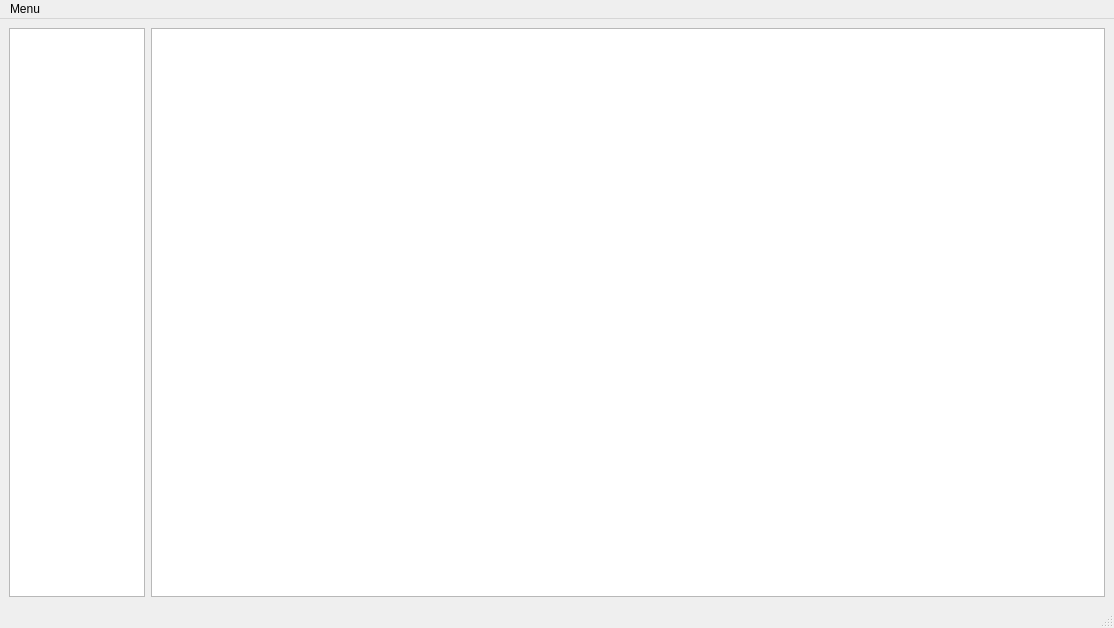
First picture: the form in FileSystemSimulation/content.ui, repository Acytoo/File_system_simulation, before the edit.
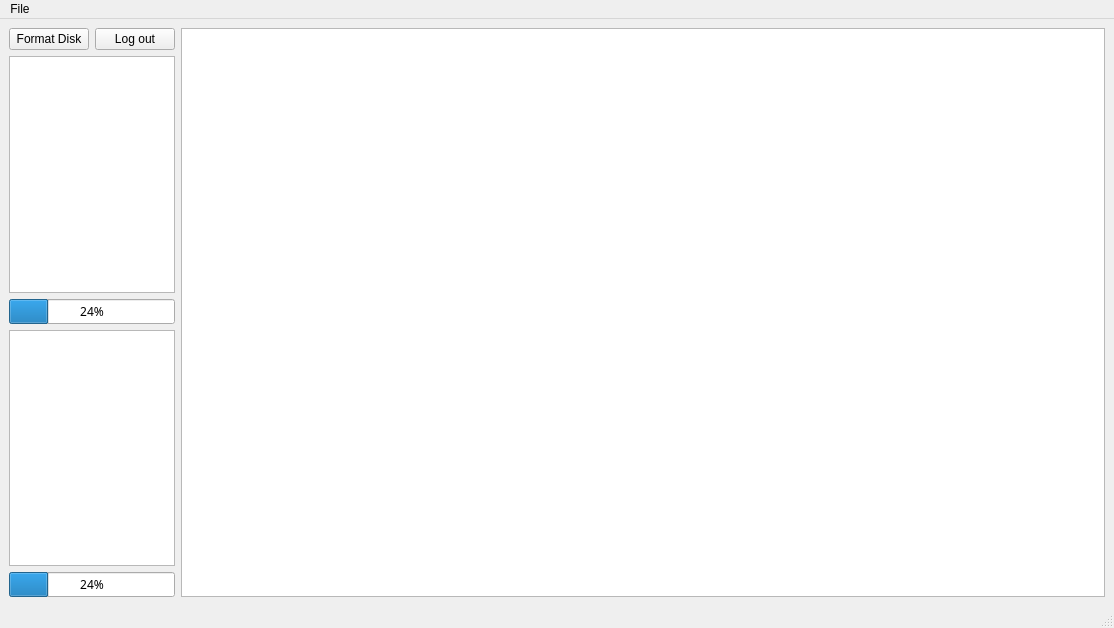
Second picture: the form after the edit.

Patch:
```diff
--- a/FileSystemSimulation/content.ui
+++ b/FileSystemSimulation/content.ui
@@ -16,9 +16,72 @@
   <widget class="QWidget" name="centralwidget">
    <layout class="QGridLayout" name="gridLayout">
     <item row="0" column="0">
-     <layout class="QHBoxLayout" name="horizontalLayout" stretch="1,7">
+     <layout class="QHBoxLayout" name="horizontalLayout_2" stretch="1,7">
       <item>
-       <widget class="QListWidget" name="list_function"/>
+       <layout class="QVBoxLayout" name="verticalLayout">
+        <item>
+         <layout class="QHBoxLayout" name="horizontalLayout">
+          <item>
+           <widget class="QPushButton" name="btn_format">
+            <property name="text">
+             <string>Format Disk</string>
+            </property>
+           </widget>
+          </item>
+          <item>
+           <widget class="QPushButton" name="btn_log_out">
+            <property name="text">
+             <string>Log out</string>
+            </property>
+           </widget>
+          </item>
+         </layout>
+        </item>
+        <item>
+         <widget class="QTextEdit" name="textEdit_disk_info">
+          <property name="font">
+           <font>
+            <family>Monaco</family>
+            <pointsize>12</pointsize>
+           </font>
+          </property>
+         </widget>
+        </item>
+        <item>
+         <widget class="QProgressBar" name="progressBar_disk">
+          <property name="font">
+           <font>
+            <family>Monaco</family>
+           </font>
+          </property>
+          <property name="value">
+           <number>24</number>
+          </property>
+         </widget>
+        </item>
+        <item>
+         <widget class="QTextEdit" name="textEdit_inode_info">
+          <property name="font">
+           <font>
+            <family>Monaco</family>
+            <pointsize>12</pointsize>
+           </font>
+          </property>
+         </widget>
+        </item>
+        <item>
+         <widget class="QProgressBar" name="progressBar_inode">
+          <property name="font">
+           <font>
+            <family>Monaco</family>
+           </font>
+          </property>
+          <property name="value">
+           <number>24</number>
+          </property>
+         </widget>
+        </item>
+       </layout>
       </item>
       <item>
        <widget class="QListWidget" name="list_content">
@@ -44,7 +107,7 @@
    </property>
    <widget class="QMenu" name="menuMenu">
     <property name="title">
-     <string>Menu</string>
+     <string>File</string>
     </property>
    </widget>
    <addaction name="menuMenu"/>
```
Left out of the diff: 6 changed lines with no effect on the pictures.
